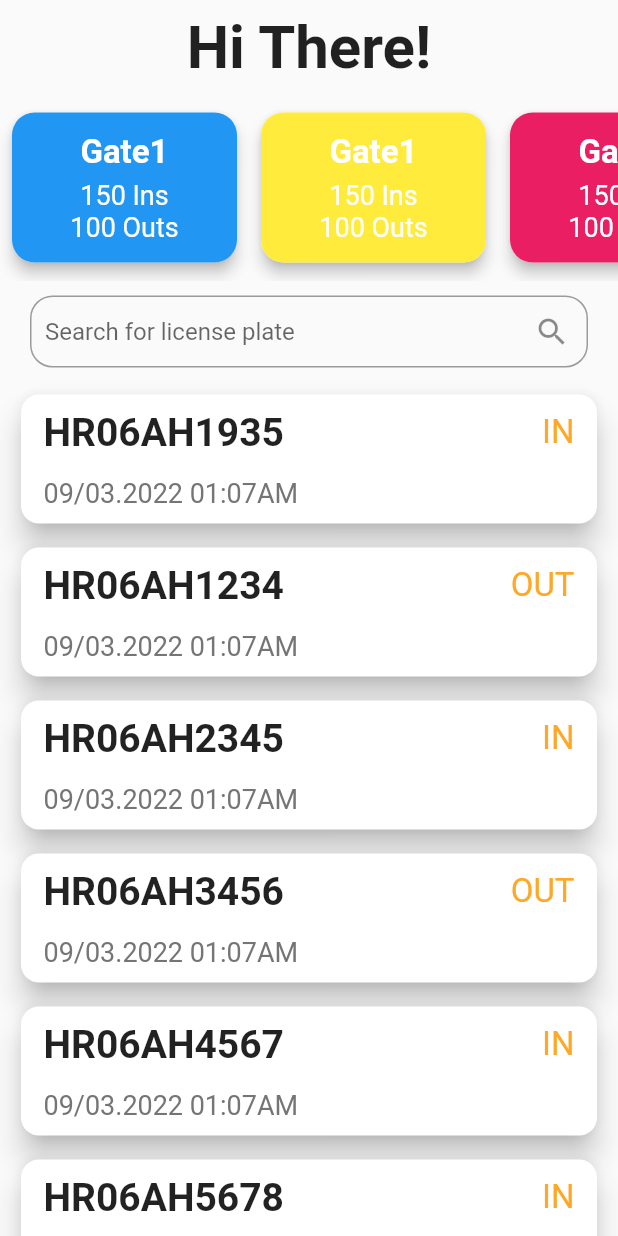
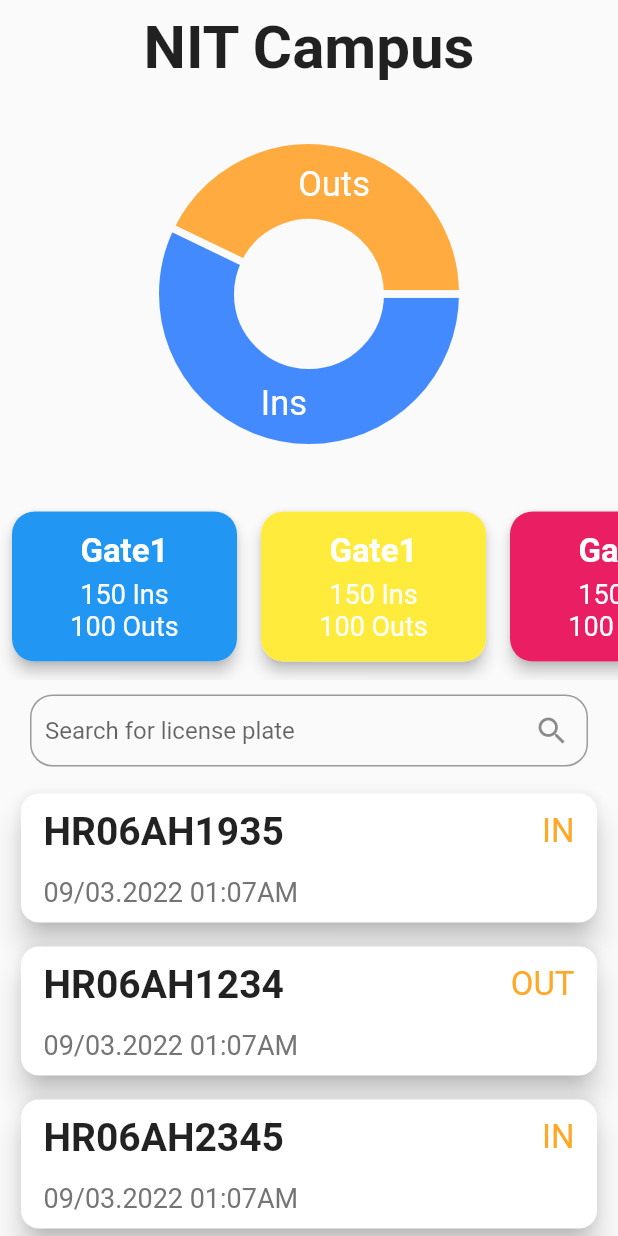
Before and after one commit to Sanchit-sk/NITKKR-ANPR-app, a Flutter app: the screen it shows after launch, on a phone screen of 412 x 824 dp. Run offline on Flutter 3.47's test engine with Material 2 defaults, Android fonts, the phone set to English and light mode, and no system bars; drawn by our look-alikes of fl_chart; our stand-ins replace google_fonts, syncfusion_flutter_charts.

Commit message:
Pie Chart UI done

```diff
--- a/lib/pages/home_page.dart
+++ b/lib/pages/home_page.dart
@@ -1,33 +1,15 @@
 import 'package:flutter/material.dart';
 import 'package:flutter/rendering.dart';
 import 'package:nit_anpr_app/models/plate_info.dart';
+import 'package:nit_anpr_app/sample_data.dart';
 import 'package:nit_anpr_app/widgets/location_card.dart';
+import 'package:nit_anpr_app/widgets/my_pie_chart.dart';
+import 'package:nit_anpr_app/widgets/my_search_bar.dart';
 import 'package:nit_anpr_app/widgets/plate_card.dart';
+import 'package:google_fonts/google_fonts.dart';
+import 'package:fl_chart/fl_chart.dart';
 import 'package:syncfusion_flutter_charts/charts.dart';
 import 'package:syncfusion_flutter_charts/sparkcharts.dart';
-
-class MySearchBar extends StatelessWidget {
-  Icon? suffixIcon;
-  String hint;
-  Function(String val) onSearch;
-  MySearchBar(
-      {Key? key, this.hint = "", this.suffixIcon, required this.onSearch})
-      : super(key: key);
-
-  @override
-  Widget build(BuildContext context) {
-    return TextField(
-      decoration: InputDecoration(
-        border: const OutlineInputBorder(
-            borderRadius: BorderRadius.all(Radius.circular(15))),
-        contentPadding: const EdgeInsets.symmetric(horizontal: 10, vertical: 5),
-        hintText: hint,
-        suffixIcon: suffixIcon,
-      ),
-      onChanged: (value) => onSearch(value),
-    );
-  }
-}
 
 class HomePage extends StatefulWidget {
   List<PlateInfo> plates;
@@ -52,15 +34,15 @@ class _HomePageState extends State<HomePage> {
           children: [
             Container(
               padding: const EdgeInsets.all(8),
-              child: const Text(
-                "Hi There!",
-                textAlign: TextAlign.left,
-                style: TextStyle(
-                  fontSize: 40,
-                  fontWeight: FontWeight.bold,
-                ),
-              ),
+              child: Text("NIT Campus",
+                  textAlign: TextAlign.left,
+                  style: GoogleFonts.leagueScript(
+                      textStyle: const TextStyle(
+                    fontSize: 40,
+                    fontWeight: FontWeight.bold,
+                  ))),
             ),
+            MyPieChart(chartData: pieChartData),
             SingleChildScrollView(
               scrollDirection: Axis.horizontal,
               child: Row(
--- a/lib/sample_data.dart
+++ b/lib/sample_data.dart
@@ -47,3 +47,8 @@ final List<PlateInfo> platesData = [
       location: "Gate1",
       timeStamp: "09/03.2022 01:07AM"),
 ];
+
+final Map<String, double> pieChartData = {
+  "Ins": 200,
+  "Outs": 150,
+};
--- /dev/null
+++ b/lib/widgets/my_pie_chart.dart
@@ -0,0 +1,80 @@
+import 'package:flutter/material.dart';
+import 'package:fl_chart/fl_chart.dart';
+
+class MyPieChart extends StatefulWidget {
+  Map<String, double> chartData;
+  int touchedIndex = -1;
+  static const List<Color> sectionColorOptions = [
+    Colors.blueAccent,
+    Colors.orangeAccent,
+    Colors.green,
+    Colors.purpleAccent,
+    Colors.pink,
+    Colors.yellowAccent,
+  ];
+
+  MyPieChart({Key? key, required this.chartData}) : super(key: key);
+
+  @override
+  State<MyPieChart> createState() => _MyPieChartState();
+}
+
+class _MyPieChartState extends State<MyPieChart> {
+  Color getSectionColor(int index) {
+    int options = MyPieChart.sectionColorOptions.length;
+    index = index % options;
+    return MyPieChart.sectionColorOptions[index];
+  }
+
+  List<PieChartSectionData> getChartSections() {
+    List<PieChartSectionData> sections = [];
+    int sectionCount = 0;
+    widget.chartData.forEach((key, value) {
+      bool isTouched = widget.touchedIndex == sectionCount;
+      sections.add(PieChartSectionData(
+          color: getSectionColor(sectionCount),
+          radius: isTouched ? 80 : 50,
+          title: isTouched ? value.toInt().toString() : key,
+          value: value,
+          titleStyle: TextStyle(
+            fontSize: isTouched ? 27 : 23,
+            color: Colors.white,
+          )));
+
+      sectionCount++;
+    });
+
+    return sections;
+  }
+
+  @override
+  Widget build(BuildContext context) {
+    return Padding(
+      padding: const EdgeInsets.all(8.0),
+      child: SizedBox(
+        height: 250,
+        width: 250,
+        child: PieChart(PieChartData(
+            sections: getChartSections(),
+            sectionsSpace: 5,
+            centerSpaceRadius: 50,
+            pieTouchData: PieTouchData(
+              touchCallback: (FlTouchEvent event, pieTouchResponse) {
+                setState(() {
+                  if (!event.isInterestedForInteractions ||
+                      pieTouchResponse == null ||
+                      pieTouchResponse.touchedSection == null) {
+                    widget.touchedIndex = -1;
+                  } else {
+                    if (pieTouchResponse.touchedSection != null) {
+                      widget.touchedIndex =
+                          pieTouchResponse.touchedSection!.touchedSectionIndex;
+                    }
+                  }
+                });
+              },
+            ))),
+      ),
+    );
+  }
+}
--- /dev/null
+++ b/lib/widgets/my_search_bar.dart
@@ -0,0 +1,24 @@
+import 'package:flutter/material.dart';
+
+class MySearchBar extends StatelessWidget {
+  Icon? suffixIcon;
+  String hint;
+  Function(String val) onSearch;
+  MySearchBar(
+      {Key? key, this.hint = "", this.suffixIcon, required this.onSearch})
+      : super(key: key);
+
+  @override
+  Widget build(BuildContext context) {
+    return TextField(
+      decoration: InputDecoration(
+        border: const OutlineInputBorder(
+            borderRadius: BorderRadius.all(Radius.circular(15))),
+        contentPadding: const EdgeInsets.symmetric(horizontal: 10, vertical: 5),
+        hintText: hint,
+        suffixIcon: suffixIcon,
+      ),
+      onChanged: (value) => onSearch(value),
+    );
+  }
+}
--- a/pubspec.yaml
+++ b/pubspec.yaml
@@ -35,6 +35,8 @@ dependencies:
   # Use with the CupertinoIcons class for iOS style icons.
   cupertino_icons: ^1.0.2
   syncfusion_flutter_charts: ^19.4.55
+  google_fonts: ^2.1.0
+  fl_chart: ^0.46.0
 
 dev_dependencies:
   flutter_test:
```
Also changed, not shown: pubspec.lock, 2 other files.
